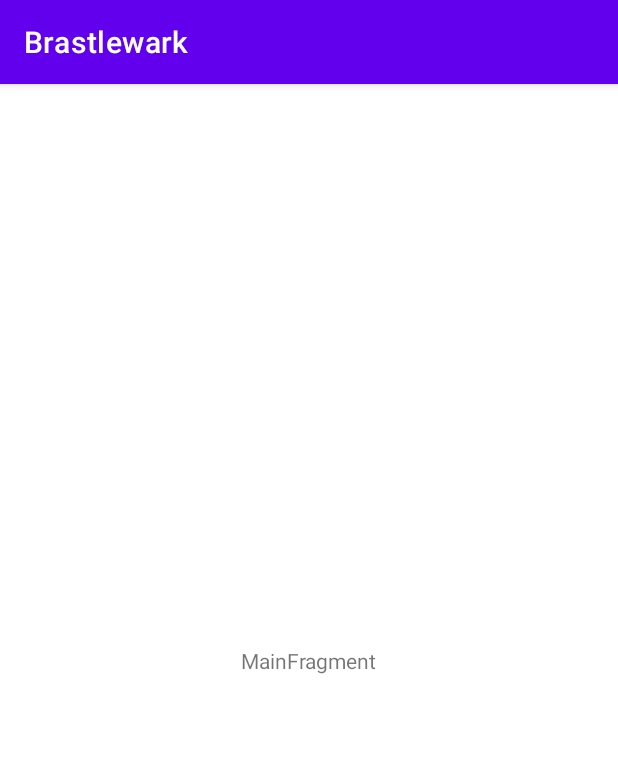
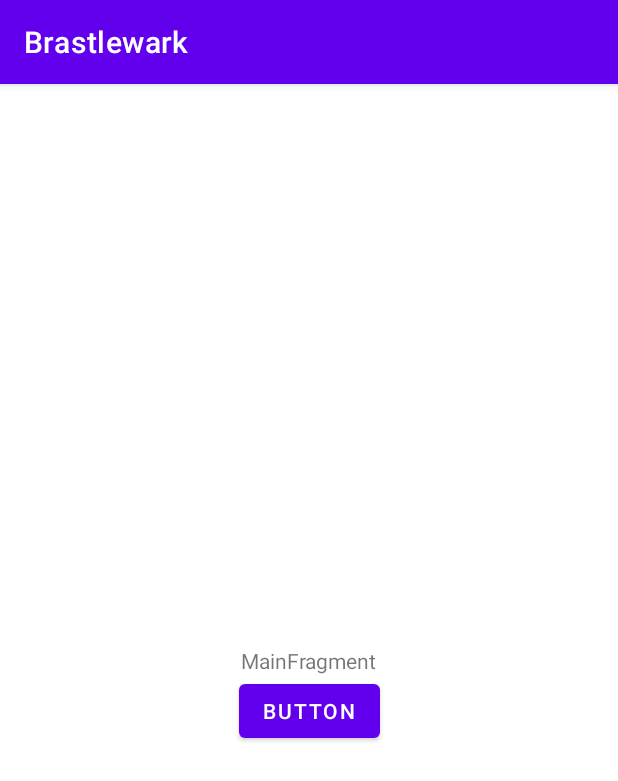
Before and after one commit to crisgutierrez/Brastlewark, an Android app: the screen it shows after launch (MainActivity), on a phone screen of 412 x 824 dp. Shown: the top 781 px of the screen. Run offline under Robolectric (Android 15) with nearby library versions, the phone set to English and light mode, and no system bars; our stand-ins replace Dagger/Hilt's generated code, Room's generated code; libraries missing offline, so code that uses them is left out: androidx.navigation.fragment.

Commit message:
Set up navigation
- Created navigation graph, the fragments that we will use and the navigation between them.

```diff
--- a/app/src/main/java/com/example/brastlewark/ui/view/MainActivity.kt
+++ b/app/src/main/java/com/example/brastlewark/ui/view/MainActivity.kt
@@ -11,10 +11,5 @@ class MainActivity : AppCompatActivity() {
     override fun onCreate(savedInstanceState: Bundle?) {
         super.onCreate(savedInstanceState)
         setContentView(R.layout.main_activity)
-        if (savedInstanceState == null) {
-            supportFragmentManager.beginTransaction()
-                    .replace(R.id.container, MainFragment.newInstance())
-                    .commitNow()
-        }
     }
 }
--- a/app/src/main/java/com/example/brastlewark/ui/view/MainFragment.kt
+++ b/app/src/main/java/com/example/brastlewark/ui/view/MainFragment.kt
@@ -8,19 +8,18 @@ import android.view.ViewGroup
 import androidx.fragment.app.Fragment
 import androidx.fragment.app.viewModels
 import androidx.lifecycle.Observer
+import androidx.navigation.fragment.NavHostFragment.findNavController
 import com.example.brastlewark.R
 import com.example.brastlewark.util.DataState
 import dagger.hilt.android.AndroidEntryPoint
+import kotlinx.android.synthetic.main.main_fragment.*
 import kotlinx.coroutines.ExperimentalCoroutinesApi
 
 @ExperimentalCoroutinesApi
 @AndroidEntryPoint
 class MainFragment : Fragment() {
 
-    companion object {
-        fun newInstance() = MainFragment()
-    }
-
+    private val navController by lazy { findNavController(this) }
     private val viewModel: MainViewModel by viewModels()
 
     override fun onCreateView(inflater: LayoutInflater, container: ViewGroup?,
@@ -28,11 +27,12 @@ class MainFragment : Fragment() {
         return inflater.inflate(R.layout.main_fragment, container, false)
     }
 
-    override fun onActivityCreated(savedInstanceState: Bundle?) {
-        super.onActivityCreated(savedInstanceState)
-
+    override fun onViewCreated(view: View, savedInstanceState: Bundle?) {
+        super.onViewCreated(view, savedInstanceState)
         setObservers()
         viewModel.setStateEvent(MainStateEvent.GetGnomeEvents)
+
+        buttonId.setOnClickListener { navController.navigate(R.id.action_mainFragment_to_gnomeDetailsFragment) }
     }
 
     // region PRIVATE METHODS -----------------------------------------------------------------------
--- /dev/null
+++ b/app/src/main/res/anim/slide_in_left.xml
@@ -0,0 +1,11 @@
+<?xml version="1.0" encoding="utf-8"?>
+<set xmlns:android="http://schemas.android.com/apk/res/android">
+
+    <translate
+        android:fromXDelta="-100%"
+        android:toXDelta="0%"
+        android:fromYDelta="0%"
+        android:toYDelta="0%"
+        android:duration="@android:integer/config_longAnimTime" />
+
+</set>
--- /dev/null
+++ b/app/src/main/res/anim/slide_in_right.xml
@@ -0,0 +1,11 @@
+<?xml version="1.0" encoding="utf-8"?>
+<set xmlns:android="http://schemas.android.com/apk/res/android">
+
+    <translate
+        android:fromXDelta="100%"
+        android:toXDelta="0%"
+        android:fromYDelta="0%"
+        android:toYDelta="0%"
+        android:duration="@android:integer/config_longAnimTime" />
+
+</set>
--- /dev/null
+++ b/app/src/main/res/anim/slide_out_left.xml
@@ -0,0 +1,11 @@
+<?xml version="1.0" encoding="utf-8"?>
+<set xmlns:android="http://schemas.android.com/apk/res/android">
+
+    <translate
+        android:fromXDelta="0%"
+        android:toXDelta="-100%"
+        android:fromYDelta="0%"
+        android:toYDelta="0%"
+        android:duration="@android:integer/config_longAnimTime" />
+
+</set>
--- /dev/null
+++ b/app/src/main/res/anim/slide_out_right.xml
@@ -0,0 +1,11 @@
+<?xml version="1.0" encoding="utf-8"?>
+<set xmlns:android="http://schemas.android.com/apk/res/android">
+
+    <translate
+        android:fromXDelta="0%"
+        android:toXDelta="100%"
+        android:fromYDelta="0%"
+        android:toYDelta="0%"
+        android:duration="@android:integer/config_longAnimTime" />
+
+</set>
--- a/app/src/main/res/layout/main_activity.xml
+++ b/app/src/main/res/layout/main_activity.xml
@@ -1,7 +1,18 @@
 <?xml version="1.0" encoding="utf-8"?>
 <FrameLayout xmlns:android="http://schemas.android.com/apk/res/android"
     xmlns:tools="http://schemas.android.com/tools"
+    xmlns:app="http://schemas.android.com/apk/res-auto"
     android:id="@+id/container"
     android:layout_width="match_parent"
     android:layout_height="match_parent"
-    tools:context=".ui.view.MainActivity" />
+    tools:context=".ui.view.MainActivity">
+
+    <androidx.fragment.app.FragmentContainerView
+        android:id="@+id/nav_host_fragment"
+        android:name="androidx.navigation.fragment.NavHostFragment"
+        android:layout_width="match_parent"
+        android:layout_height="match_parent"
+        app:defaultNavHost="true"
+        app:navGraph="@navigation/nav_graph" />
+
+</FrameLayout>
--- a/app/src/main/res/layout/main_fragment.xml
+++ b/app/src/main/res/layout/main_fragment.xml
@@ -17,4 +17,13 @@
         app:layout_constraintStart_toStartOf="parent"
         app:layout_constraintTop_toTopOf="parent" />
 
+    <com.google.android.material.button.MaterialButton
+        android:id="@+id/buttonId"
+        android:layout_width="wrap_content"
+        android:layout_height="wrap_content"
+        android:text="Button"
+        app:layout_constraintEnd_toEndOf="parent"
+        app:layout_constraintStart_toStartOf="parent"
+        app:layout_constraintTop_toBottomOf="@+id/message"/>
+
 </androidx.constraintlayout.widget.ConstraintLayout>
--- /dev/null
+++ b/app/src/main/res/navigation/nav_graph.xml
@@ -0,0 +1,29 @@
+<?xml version="1.0" encoding="utf-8"?>
+<navigation xmlns:android="http://schemas.android.com/apk/res/android"
+    xmlns:tools="http://schemas.android.com/tools"
+    xmlns:app="http://schemas.android.com/apk/res-auto"
+    android:id="@+id/nav_graph"
+    app:startDestination="@id/mainFragment">
+
+
+    <fragment
+        android:id="@+id/mainFragment"
+        android:name="com.example.brastlewark.ui.view.MainFragment"
+        android:label="MainFragment"
+        tools:layout="@layout/main_fragment">
+        <action
+            android:id="@+id/action_mainFragment_to_gnomeDetailsFragment"
+            app:destination="@id/gnomeDetailsFragment"
+            app:enterAnim="@anim/slide_in_right"
+            app:exitAnim="@anim/slide_out_left"
+            app:popEnterAnim="@anim/slide_in_left"
+            app:popExitAnim="@anim/slide_out_right" />
+    </fragment>
+
+    <fragment
+        android:id="@+id/gnomeDetailsFragment"
+        android:name="com.example.brastlewark.ui.view.GnomeDetailsFragment"
+        android:label="fragment_gnome_details"
+        tools:layout="@layout/fragment_gnome_details" />
+
+</navigation>
--- a/app/src/main/res/values/strings.xml
+++ b/app/src/main/res/values/strings.xml
@@ -1,3 +1,5 @@
 <resources>
     <string name="app_name">Brastlewark</string>
+    <!-- TODO: Remove or change this placeholder text -->
+    <string name="hello_blank_fragment">Hello blank fragment</string>
 </resources>
```
Also changed, not shown: app/build.gradle (+11 -4 lines), app/src/main/java/com/example/brastlewark/ui/view/GnomeDetailsFragment.kt (added, +24 -0 lines), app/src/main/res/layout/fragment_gnome_details.xml (added, +14 -0 lines), build.gradle (+10 -5 lines).
